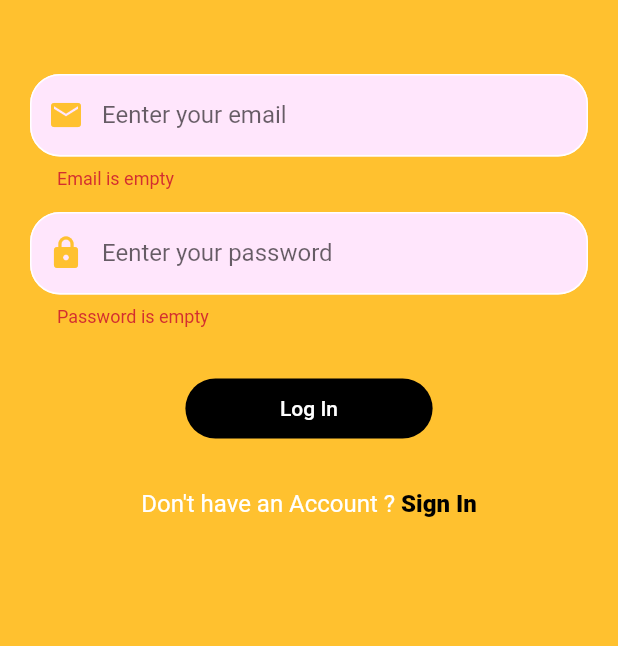
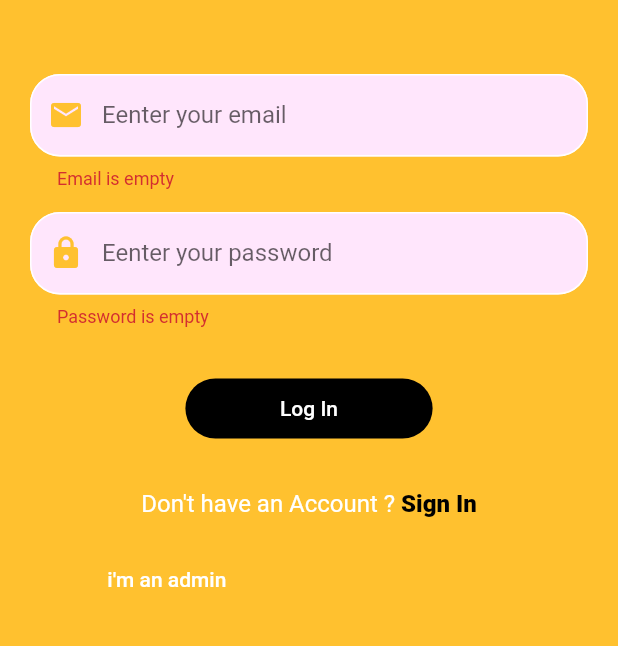
Before and after one commit to ahmadalzoabi/BuyIt_EComm, a Flutter app: the screen it shows after launch, after a tap on "Log In", on a phone screen of 412 x 824 dp, the part 333-979 px from its top. Run offline on Flutter 3.47's test engine with Material 2 defaults, Android fonts, the phone set to English and light mode, and no system bars; our stand-ins replace firebase_auth, firebase_core, modal_progress_hud; accounts and stored records are empty.

Commit message:
Add admin login

```diff
--- a/lib/constants.dart
+++ b/lib/constants.dart
@@ -1,7 +1,7 @@
 import 'package:flutter/material.dart';
 
-const KMainColor = Color(0xffffc12f);
-const KFieldColor = Color(0xffffe6fc);
+const kMainColor = Color(0xffffc12f);
+const kFieldColor = Color(0xffffe6fc);
 
 Pattern patternEmail =
     r'^(([^<>()[\]\\.,;:\s@\"]+(\.[^<>()[\]\\.,;:\s@\"]+)*)|(\".+\"))@((\[[0-9]{1,3}\.[0-9]{1,3}\.[0-9]{1,3}\.[0-9]{1,3}\])|(([a-zA-Z\-0-9]+\.)+[a-zA-Z]{2,}))$';
@@ -11,3 +11,6 @@ RegExp regExpName = RegExp(patternName);
 Pattern patternPass =
     r'^(?=.*?[A-Z])(?=.*?[a-z])(?=.*?[0-9])(?=.*?[!@#\$&*~]).{8,}$';
 RegExp regExpPass = RegExp(patternPass);
+
+String adminPassword = 'admin1Buy*';
+String adminEmail = 'admin@gmail.com';
--- a/lib/main.dart
+++ b/lib/main.dart
@@ -3,8 +3,10 @@ import 'package:provider/provider.dart';
 import 'package:firebase_core/firebase_core.dart';
 
 import './providers/modelHud.dart';
+import './providers/adminMode.dart';
 import './screens/Home_Screen.dart';
 import './screens/logIn_Screen.dart';
+import './screens/Admin_Screen.dart';
 import './screens/SignUp_Screen.dart';
 
 Future<void> main() async {
@@ -17,9 +19,16 @@ class MyApp extends StatelessWidget {
   // This widget is the root of your application.
   @override
   Widget build(BuildContext context) {
-    return ChangeNotifierProvider(
-          create:(_) => ModelHud() ,
-          child: MaterialApp(
+    return MultiProvider(
+      providers: [
+        ChangeNotifierProvider<ModelHud>(
+          create: (_) => ModelHud(),
+        ),
+        ChangeNotifierProvider<AdminMode>(
+          create: (_) => AdminMode(),
+        )
+      ],
+      child: MaterialApp(
           debugShowCheckedModeBanner: false,
           title: 'Buy it',
           theme: ThemeData(
@@ -31,6 +40,7 @@ class MyApp extends StatelessWidget {
             LogInPage.routeName: (context) => LogInPage(),
             SignUpPage.routeName: (context) => SignUpPage(),
             HomePage.routeName: (context) => HomePage(),
+            AdminPage.routeName: (context) => AdminPage(),
           }),
     );
   }
--- /dev/null
+++ b/lib/providers/adminMode.dart
@@ -0,0 +1,10 @@
+import 'package:flutter/material.dart';
+
+class AdminMode extends ChangeNotifier {
+
+  bool isAdmin = false;
+  changeIsAdmin(bool value) {
+    isAdmin = value;
+    notifyListeners();
+  }
+}
--- /dev/null
+++ b/lib/screens/Admin_Screen.dart
@@ -0,0 +1,13 @@
+import 'package:flutter/material.dart';
+
+class AdminPage extends StatelessWidget {
+  static const String routeName = '/Admin';
+  @override
+  Widget build(BuildContext context) {
+    return Scaffold(
+      body: Container(
+        child: Text('hello'),
+      ),
+    );
+  }
+}
--- a/lib/screens/SignUp_Screen.dart
+++ b/lib/screens/SignUp_Screen.dart
@@ -22,7 +22,7 @@ class SignUpPage extends StatelessWidget {
   Widget build(BuildContext context) {
     final modelHud = Provider.of<ModelHud>(context);
     return Scaffold(
-      backgroundColor: KMainColor,
+      backgroundColor: kMainColor,
       body: SafeArea(
         child: ModalProgressHUD(
           inAsyncCall: modelHud.isLoading,
--- a/lib/screens/logIn_Screen.dart
+++ b/lib/screens/logIn_Screen.dart
@@ -9,20 +9,64 @@ import '../widgets/logo.dart';
 import '../services/auth.dart';
 import '../widgets/TextField.dart';
 import '../providers/modelHud.dart';
+import '../providers/adminMode.dart';
 import '../screens/Home_Screen.dart';
+import '../screens/Admin_Screen.dart';
 import '../screens/SignUp_Screen.dart';
 
 class LogInPage extends StatelessWidget {
-   static const String routeName = '/LogIn';
-   GlobalKey<FormState> _signInKey = GlobalKey<FormState>();
-   String email;
-   String password;
+  static const String routeName = '/LogIn';
+
+  GlobalKey<FormState> _signInKey = GlobalKey<FormState>();
+  String email;
+  String password;
+
+  Future _validate(BuildContext ctx, BuildContext context, ModelHud modelHud,AdminMode adminMode) async {
+
+    if (_signInKey.currentState.validate()) {
+
+      modelHud.changeIsLoading(true);
+      _signInKey.currentState.save();
+      if (adminMode.isAdmin) {
+        if (password == adminPassword && email == adminEmail) {
+          UserCredential userCredential = await Auth().logIn(email: email, password: password, ctx: ctx);
+          if (userCredential != null) {
+            modelHud.changeIsLoading(false);
+            Navigator.of(context).pushReplacementNamed(AdminPage.routeName);
+          } else {
+            modelHud.changeIsLoading(false);
+          }
+        } else {
+          modelHud.changeIsLoading(false);
+          Scaffold.of(ctx).showSnackBar(
+            SnackBar(
+              content: Text('Something wrong in email or password',
+                  textAlign: TextAlign.center),
+              backgroundColor: Colors.black,
+            ),
+          );
+        }
+      } else {
+        UserCredential userCredential = await Auth().logIn(email: email, password: password, ctx: ctx);
+        if (userCredential != null) {
+          modelHud.changeIsLoading(false);
+          Navigator.of(context).pushReplacementNamed(HomePage.routeName);
+        } else {
+          modelHud.changeIsLoading(false);
+        }
+      }
+
+    }
+  }
+
+
 
   @override
   Widget build(BuildContext context) {
     final modelHud = Provider.of<ModelHud>(context);
+    final adminMode = Provider.of<AdminMode>(context);
     return Scaffold(
-      backgroundColor: KMainColor,
+      backgroundColor: kMainColor,
       body: SafeArea(
         child: ModalProgressHUD(
           inAsyncCall: modelHud.isLoading,
@@ -54,18 +98,7 @@ class LogInPage extends StatelessWidget {
                     padding: EdgeInsets.all(12),
                     shape: StadiumBorder(),
                     onPressed: () async {
-                      if (_signInKey.currentState.validate()) {
-                         modelHud.changeIsLoading(true);
-                        _signInKey.currentState.save();
-                        UserCredential userCredential = await Auth().logIn(email: email, password: password, ctx: ctx);
-                        if (userCredential != null) {
-                         modelHud.changeIsLoading(false);
-                         Navigator.of(context).pushReplacementNamed(HomePage.routeName);
-                        }
-                        else{
-                          modelHud.changeIsLoading(false);
-                        }
-                      }
+                      await _validate(ctx, context, modelHud, adminMode);
                     },
                     child: Text(
                       'Log In',
@@ -106,7 +139,48 @@ class LogInPage extends StatelessWidget {
                     ),
                   ),
                 ),
-              )
+              ),
+              Padding(
+                padding: EdgeInsets.symmetric(
+                    horizontal: context.width * 0.04,
+                    vertical: context.height * 0.04),
+                child: Row(
+                  children: <Widget>[
+                    Expanded(
+                      child: GestureDetector(
+                        onTap: () {
+                          adminMode.changeIsAdmin(true);
+                        },
+                        child: Text(
+                          'i\'m an admin',
+                          textAlign: TextAlign.center,
+                          style: TextStyle(
+                              fontWeight: FontWeight.w500,
+                              color: adminMode.isAdmin
+                                  ? kMainColor
+                                  : Colors.white),
+                        ),
+                      ),
+                    ),
+                    Expanded(
+                      child: GestureDetector(
+                        onTap: () {
+                          adminMode.changeIsAdmin(false);
+                        },
+                        child: Text(
+                          'i\'m a user',
+                          textAlign: TextAlign.center,
+                          style: TextStyle(
+                              fontWeight: FontWeight.w500,
+                              color: adminMode.isAdmin
+                                  ? Colors.white
+                                  : kMainColor),
+                        ),
+                      ),
+                    ),
+                  ],
+                ),
+              ),
             ]),
           ),
         ),
--- a/lib/services/auth.dart
+++ b/lib/services/auth.dart
@@ -20,7 +20,7 @@ class Auth {
       Scaffold.of(ctx).showSnackBar(
         SnackBar(
           content: Text(message, textAlign: TextAlign.center),
-          backgroundColor: Theme.of(ctx).errorColor,
+          backgroundColor: Colors.black,
         ),
       );
     } catch (err) {
@@ -32,7 +32,7 @@ class Auth {
             message,
             textAlign: TextAlign.center,
           ),
-          backgroundColor: Theme.of(ctx).errorColor,
+          backgroundColor: Colors.black,
         ),
       );
     }
@@ -53,7 +53,7 @@ class Auth {
       Scaffold.of(ctx).showSnackBar(
         SnackBar(
           content: Text(message, textAlign: TextAlign.center),
-          backgroundColor: Theme.of(ctx).errorColor,
+          backgroundColor: Colors.black,
         ),
       );
     } catch (err) {
@@ -65,7 +65,7 @@ class Auth {
             message,
             textAlign: TextAlign.center,
           ),
-          backgroundColor: Theme.of(ctx).errorColor,
+          backgroundColor: Colors.black,
         ),
       );
     }
--- a/lib/widgets/TextField.dart
+++ b/lib/widgets/TextField.dart
@@ -53,14 +53,14 @@ class CustomTextField extends StatelessWidget {
           }
           return null;
         },
-        cursorColor: KMainColor,
+        cursorColor: kMainColor,
         onSaved: onSaved,
         decoration: InputDecoration(
           prefixIcon: Icon(
             prefixIcon,
-            color: KMainColor,
+            color: kMainColor,
           ),
-          fillColor: KFieldColor,
+          fillColor: kFieldColor,
           filled: true,
           hintText: hintText,
           contentPadding: EdgeInsets.all(18),
```
